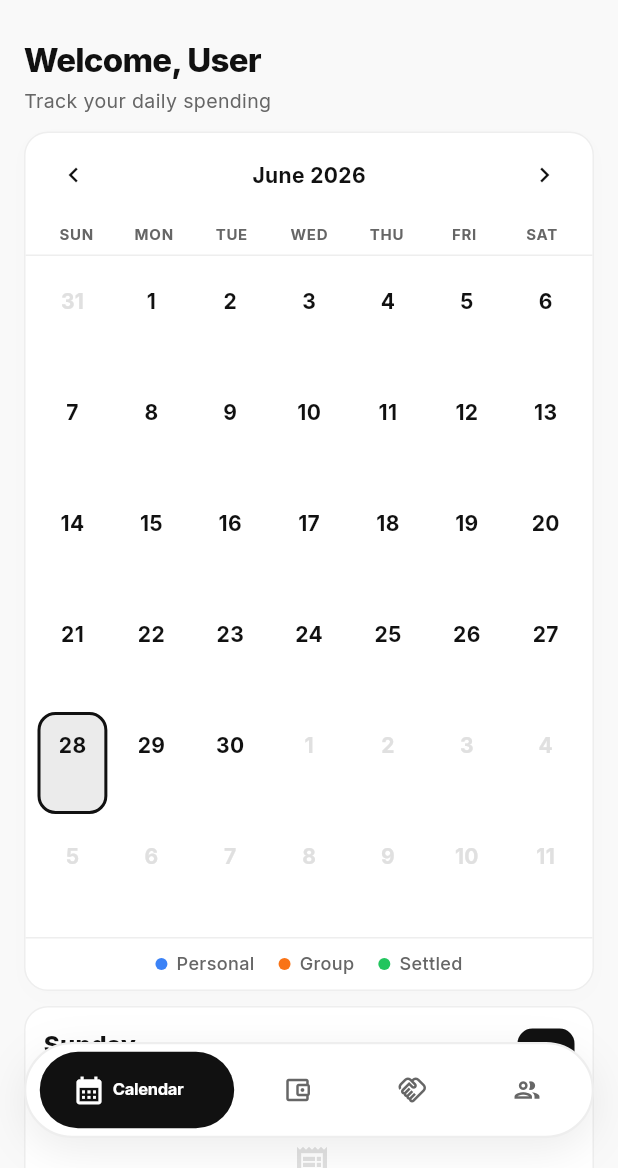
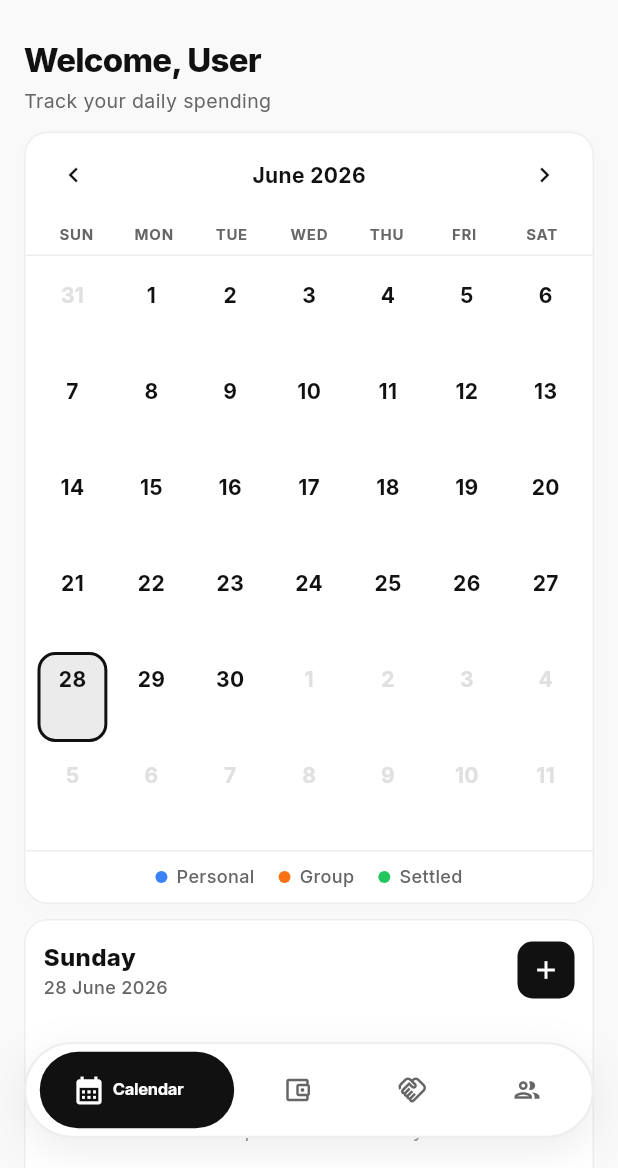
Before and after one commit to Rahultripathi2728/expense_manager, a Flutter app: the CalendarPage screen opened by its route, on a phone screen of 412 x 824 dp, the part 68-1236 px from its top. Run offline on Flutter 3.47's test engine with Material 3 defaults, Android fonts, the phone set to English and light mode, and no system bars; our stand-ins replace appwrite, connectivity_plus, csv, firebase_core, firebase_messaging, fl_chart and 11 more; accounts and stored records are empty; network calls fail.

Commit message:
Release v1.0.19: Further reduce calendar cell height to 60.0 and spacing to 4 for a more compact and balanced view

```diff
--- a/lib/features/calendar/presentation/calendar_page.dart
+++ b/lib/features/calendar/presentation/calendar_page.dart
@@ -315,7 +315,7 @@ class _CalendarPageState extends ConsumerState<CalendarPage> {
                               const double crossAxisSpacing = 6.0;
                               const int crossAxisCount = 7;
                               final double cellWidth = (totalWidth - (crossAxisCount - 1) * crossAxisSpacing) / crossAxisCount;
-                              const double desiredHeight = 68.0; // Clean normal height for a balanced capsule shape
+                              const double desiredHeight = 60.0; // Clean normal height for a balanced capsule shape
                               final double calculatedAspectRatio = cellWidth / desiredHeight;
 
                               return GridView.builder(
@@ -329,7 +329,7 @@ class _CalendarPageState extends ConsumerState<CalendarPage> {
                                   crossAxisCount: crossAxisCount,
                                   childAspectRatio: calculatedAspectRatio,
                                   crossAxisSpacing: crossAxisSpacing,
-                                  mainAxisSpacing: 6,
+                                  mainAxisSpacing: 4,
                                 ),
                                 itemCount: 42,
                                 itemBuilder: (context, index) {
@@ -406,8 +406,8 @@ class _CalendarPageState extends ConsumerState<CalendarPage> {
                                         milliseconds: 150,
                                       ),
                                       padding: const EdgeInsets.only(
-                                        top: 6.0,
-                                        bottom: 6.0,
+                                        top: 4.0,
+                                        bottom: 4.0,
                                         left: 2.0,
                                         right: 2.0,
                                       ),
--- a/pubspec.yaml
+++ b/pubspec.yaml
@@ -1,7 +1,7 @@
 name: expense_manager
 description: Personal & Group Expense Management App
 publish_to: 'none'
-version: 1.0.18+19
+version: 1.0.19+20
 
 environment:
   sdk: ^3.8.0
```
Also changed, not shown: 1 other file.
